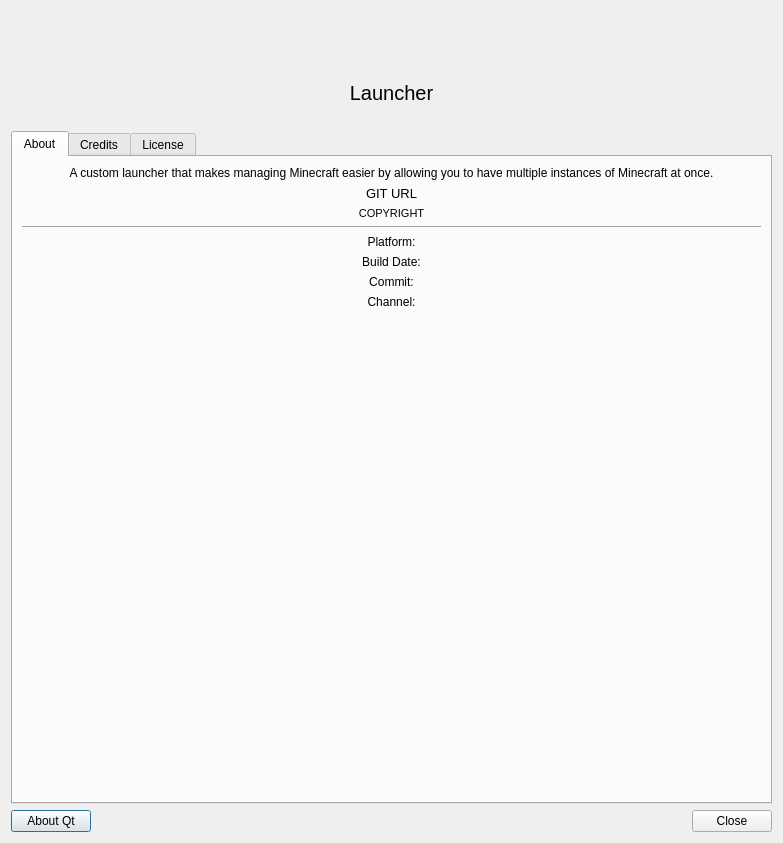
The window that launcher/ui/dialogs/AboutDialog.ui (FreesmTeam/FreesmLauncher) describes before a commit, drawn with Qt 5.
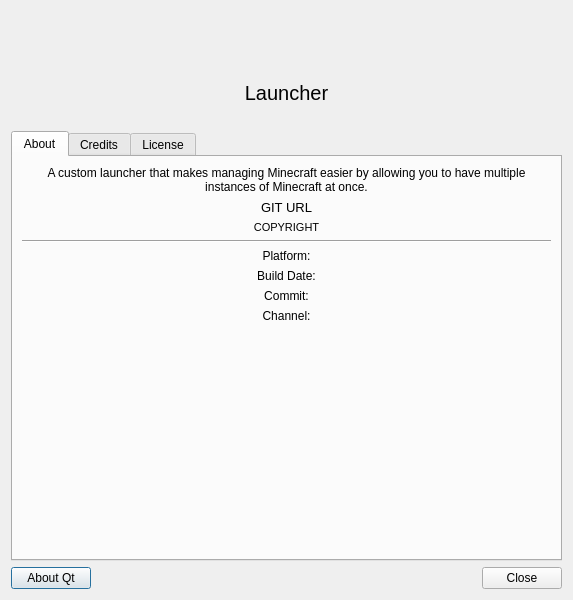
The same window after the commit.

Commit message: make the about dialog smaller

Diff of the .ui file:
```diff
--- a/launcher/ui/dialogs/AboutDialog.ui
+++ b/launcher/ui/dialogs/AboutDialog.ui
@@ -6,8 +6,8 @@
    <rect>
     <x>0</x>
     <y>0</y>
-    <width>783</width>
-    <height>843</height>
+    <width>573</width>
+    <height>600</height>
    </rect>
   </property>
   <property name="minimumSize">
```
